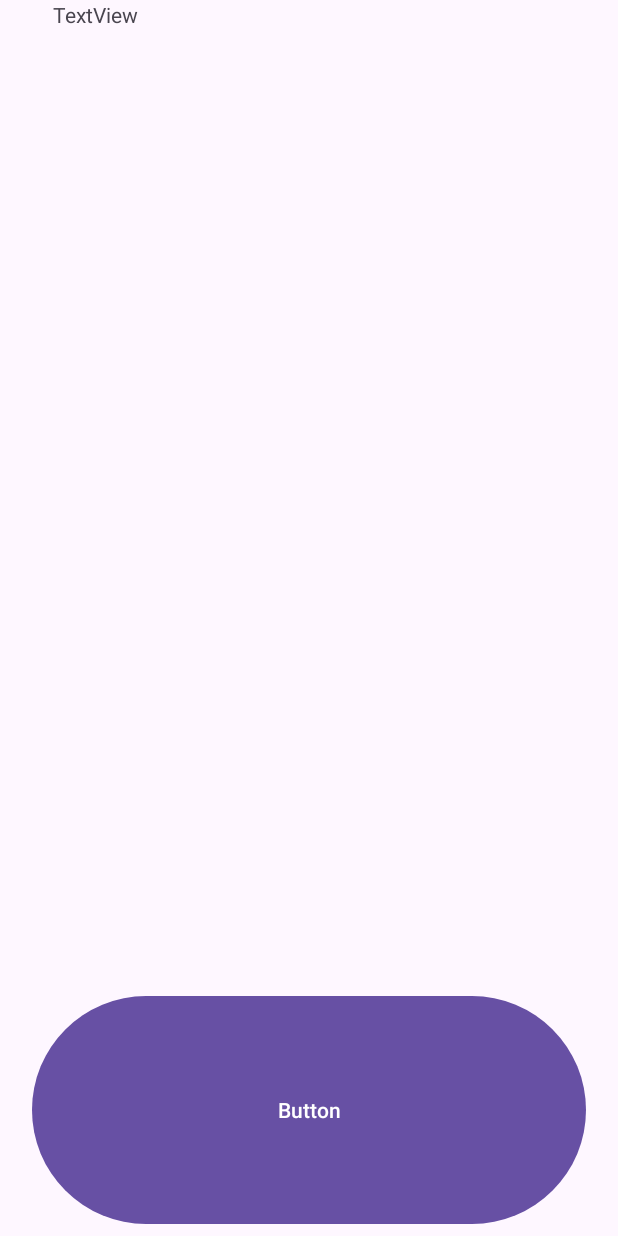
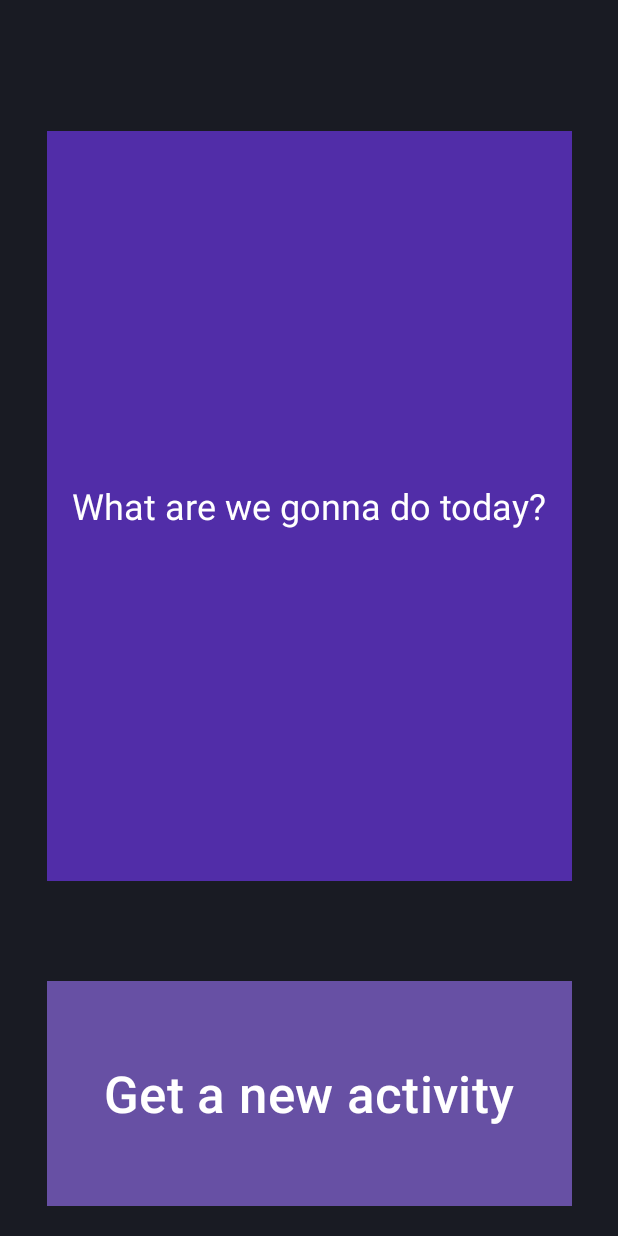
Before and after one commit to jaerrib/phineas, an Android app: the screen it shows after launch (MainActivity), on a phone screen of 412 x 824 dp. Run offline under Robolectric (Android 15) with nearby library versions, the phone set to English and light mode, and no system bars.

Commit message:
Using tutorial to experiment with layouts and class connection

```diff
--- a/app/src/main/java/org/codeberg/phineas/MainActivity.kt
+++ b/app/src/main/java/org/codeberg/phineas/MainActivity.kt
@@ -2,10 +2,14 @@ package org.codeberg.phineas
 
 import androidx.appcompat.app.AppCompatActivity
 import android.os.Bundle
+import android.widget.Button
 
 class MainActivity : AppCompatActivity() {
+    private lateinit var button: Button
     override fun onCreate(savedInstanceState: Bundle?) {
         super.onCreate(savedInstanceState)
         setContentView(R.layout.activity_main)
+
+        button = findViewById(R.id.button)
     }
 }
--- a/app/src/main/res/layout/activity_main.xml
+++ b/app/src/main/res/layout/activity_main.xml
@@ -4,29 +4,34 @@
     xmlns:tools="http://schemas.android.com/tools"
     android:layout_width="match_parent"
     android:layout_height="match_parent"
+    android:background="@color/material_dynamic_neutral_variant10"
     tools:context=".MainActivity">
 
     <TextView
-        android:id="@+id/textView2"
-        android:layout_width="341dp"
-        android:layout_height="510dp"
-        android:layout_marginBottom="150dp"
-        android:text="TextView"
-        app:layout_constraintBottom_toTopOf="@+id/button4"
+        android:id="@+id/textView"
+        android:layout_width="350dp"
+        android:layout_height="500dp"
+        android:layout_marginTop="20dp"
+        android:background="#512DA8"
+        android:gravity="center"
+        android:text="What are we gonna do today?"
+        android:textColor="@color/white"
+        android:textSize="24sp"
+        app:layout_constraintBottom_toTopOf="@+id/button"
         app:layout_constraintEnd_toEndOf="parent"
-        app:layout_constraintHorizontal_bias="0.5"
         app:layout_constraintStart_toStartOf="parent"
-        app:layout_constraintTop_toTopOf="parent"
-        app:layout_constraintVertical_bias="0.0" />
+        app:layout_constraintTop_toTopOf="parent" />
 
     <Button
-        android:id="@+id/button4"
-        android:layout_width="369dp"
-        android:layout_height="160dp"
-        android:layout_marginBottom="4dp"
-        android:text="Button"
+        android:id="@+id/button"
+        android:layout_width="350dp"
+        android:layout_height="150dp"
+        android:layout_marginBottom="20dp"
+        android:background="#C2185B"
+        android:text="Get a new activity"
+        android:textSize="34sp"
         app:layout_constraintBottom_toBottomOf="parent"
         app:layout_constraintEnd_toEndOf="parent"
-        app:layout_constraintHorizontal_bias="0.5"
+        app:layout_constraintHorizontal_bias="0.508"
         app:layout_constraintStart_toStartOf="parent" />
 </androidx.constraintlayout.widget.ConstraintLayout>
```
